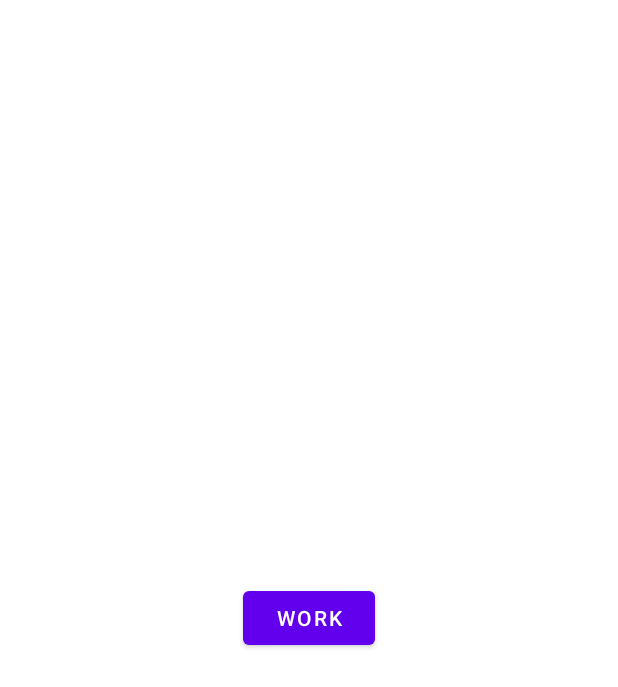
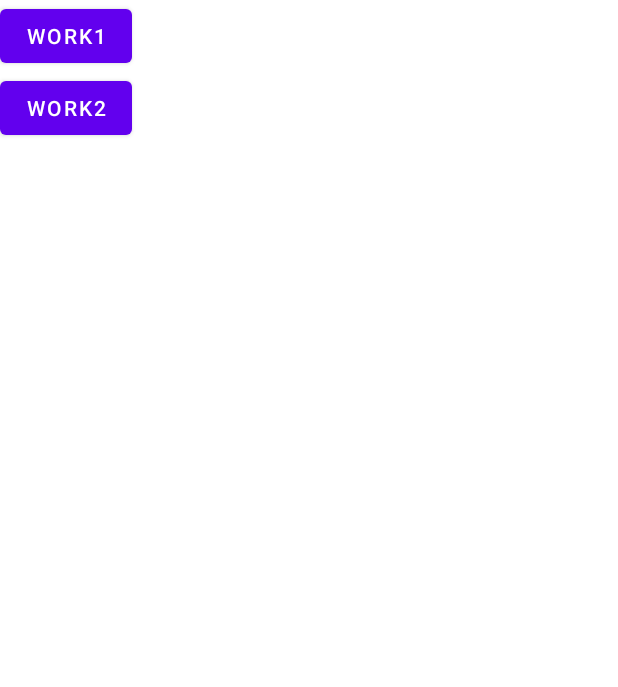
Before and after one commit to Alessa0504/WorkManager, an Android app: the layout activity_main.xml on its own in the app's theme, with its tools: preview values and no code run, on a phone screen of 412 x 824 dp. Shown: the top 687 px of the screen. Run offline under Robolectric (Android 15) with nearby library versions, the phone set to English and light mode, and no system bars.

```diff
--- a/app/src/main/java/com/example/workmanager/UploadWorker.kt
+++ b/app/src/main/java/com/example/workmanager/UploadWorker.kt
@@ -7,7 +7,7 @@ import androidx.work.Worker
 import androidx.work.WorkerParameters
 
 /**
- * @Description:
+ * @Description: 及时任务
  * @author zouji
  * @date 2022/12/24
  */
@@ -23,10 +23,11 @@ class UploadWorker(@NonNull context: Context, @NonNull workerParameters: WorkerP
             Thread.sleep(5000)
         } catch (e: Exception) {
             e.printStackTrace()
+            return Result.failure()   // 本次任务执行失败
         } finally {
             Log.i(TAG, "doWork run...")
         }
-        return Result.success()   // 本次任务成功
+        return Result.success()   // 本次任务执行成功
     }
 
 }
--- a/app/src/main/res/layout/activity_main.xml
+++ b/app/src/main/res/layout/activity_main.xml
@@ -1,19 +1,30 @@
 <?xml version="1.0" encoding="utf-8"?>
-<androidx.constraintlayout.widget.ConstraintLayout xmlns:android="http://schemas.android.com/apk/res/android"
+<androidx.appcompat.widget.LinearLayoutCompat xmlns:android="http://schemas.android.com/apk/res/android"
     xmlns:app="http://schemas.android.com/apk/res-auto"
     xmlns:tools="http://schemas.android.com/tools"
     android:layout_width="match_parent"
     android:layout_height="match_parent"
+    android:orientation="vertical"
     tools:context=".MainActivity">
 
     <Button
-        android:id="@+id/btn_work"
+        android:id="@+id/btn_upload_work1"
         android:layout_width="wrap_content"
         android:layout_height="wrap_content"
-        android:text="work"
+        android:text="work1"
         app:layout_constraintBottom_toBottomOf="parent"
         app:layout_constraintEnd_toEndOf="parent"
         app:layout_constraintStart_toStartOf="parent"
         app:layout_constraintTop_toTopOf="parent" />
 
-</androidx.constraintlayout.widget.ConstraintLayout>
+    <Button
+        android:id="@+id/btn_upload_work2"
+        android:layout_width="wrap_content"
+        android:layout_height="wrap_content"
+        android:text="work2"
+        app:layout_constraintBottom_toBottomOf="parent"
+        app:layout_constraintEnd_toEndOf="parent"
+        app:layout_constraintStart_toStartOf="parent"
+        app:layout_constraintTop_toTopOf="parent" />
+
+</androidx.appcompat.widget.LinearLayoutCompat>
```
Also changed, not shown: app/src/main/java/com/example/workmanager/MainActivity.kt (+28 -2 lines), app/src/main/java/com/example/workmanager/UploadWorker2.kt (added, +39 -0 lines).
